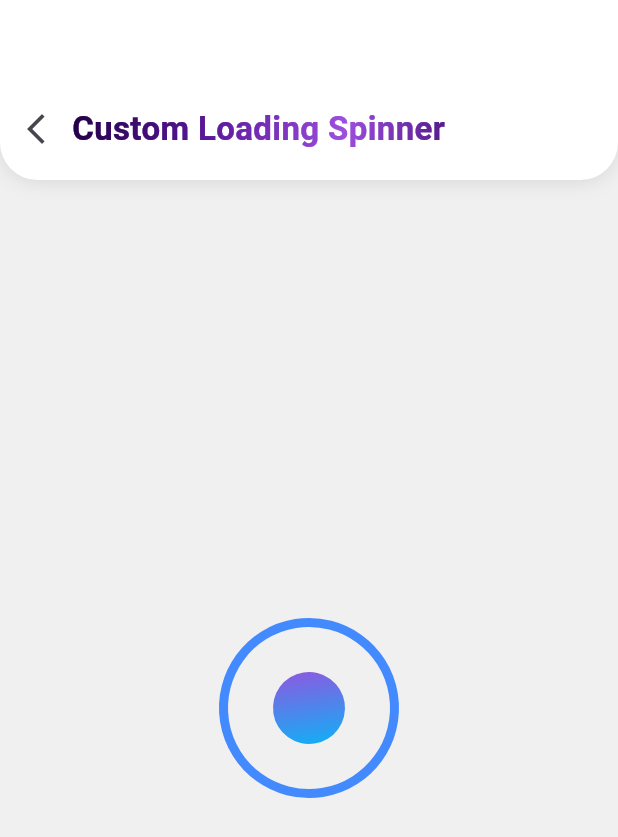
After one commit to MHuzaifaKhan97/mastering_flutter_animation, a Flutter app: the AnimationMiniProjects screen opened directly, after a tap on "Custom Loading Spinner", on a phone screen of 412 x 824 dp. The commit adds this screen. Shown: the top 837 px of the screen. Run offline on Flutter 3.47's test engine with Material 3 defaults, Android fonts, the phone set to English and light mode, and no system bars; our stand-ins replace flutter_riverpod, lottie, rive; missing offline and left inert: flutter_sequence_animation; project files that could hold a hidden picture were left out.

Commit message:
Custom Loader Spinner.

```diff
--- a/lib/modules/animation_mini_projects/animation_mini_projects.dart
+++ b/lib/modules/animation_mini_projects/animation_mini_projects.dart
@@ -1,5 +1,6 @@
 import 'package:flutter/material.dart';
 import 'package:mastering_flutter_animation/modules/animation_mini_projects/animated_login_screen/animated_login_screen.dart';
+import 'package:mastering_flutter_animation/modules/animation_mini_projects/custom_loading_spinner/custom_loading_spinner.dart';
 import 'package:mastering_flutter_animation/widgets/custom_appbar_widget.dart';
 import 'package:mastering_flutter_animation/widgets/custom_button.dart';
 
@@ -33,6 +34,18 @@ class AnimationMiniProjects extends StatelessWidget {
                 );
               },
             ),
+            SizedBox(height: MediaQuery.of(context).size.height * 0.02),
+            CustomButton(
+              title: 'Custom Loading Spinner',
+              onTap: () {
+                Navigator.push(
+                  context,
+                  MaterialPageRoute(
+                    builder: (context) => const CustomLoadingSpinner(),
+                  ),
+                );
+              },
+            ),
           ],
         ),
       ),
--- /dev/null
+++ b/lib/modules/animation_mini_projects/custom_loading_spinner/custom_loading_spinner.dart
@@ -0,0 +1,76 @@
+import 'package:flutter/material.dart';
+import 'package:mastering_flutter_animation/widgets/custom_appbar_widget.dart';
+
+class CustomLoadingSpinner extends StatefulWidget {
+  final double size;
+  const CustomLoadingSpinner({super.key, this.size = 120});
+
+  @override
+  State<CustomLoadingSpinner> createState() => _CustomLoadingSpinnerState();
+}
+
+class _CustomLoadingSpinnerState extends State<CustomLoadingSpinner>
+    with SingleTickerProviderStateMixin {
+  late AnimationController _controller;
+
+  @override
+  void initState() {
+    _controller = AnimationController(
+      duration: const Duration(seconds: 1),
+      vsync: this,
+    )..repeat(); // Infinite rotation
+
+    super.initState();
+  }
+
+  @override
+  void dispose() {
+    super.dispose();
+    _controller.dispose();
+  }
+
+  @override
+  Widget build(BuildContext context) {
+    return Scaffold(
+      backgroundColor: const Color.fromARGB(255, 240, 240, 240),
+      appBar: CustomRoundedAppBar(
+        title: 'Custom Loading Spinner',
+        isBack: true,
+      ),
+      body: Center(
+        child: RotationTransition(
+          turns: _controller,
+          child: Container(
+            width: widget.size,
+            height: widget.size,
+            decoration: BoxDecoration(
+              shape: BoxShape.circle,
+              border: Border.all(
+                color: Colors.blueAccent,
+                width: 6,
+              ),
+            ),
+            child: Center(
+              child: Container(
+                width: widget.size * 0.4,
+                height: widget.size * 0.4,
+                decoration: BoxDecoration(
+                  gradient: LinearGradient(
+                    begin: Alignment.topLeft,
+                    end: Alignment.bottomRight,
+                    colors: [
+                      Color(0xFF9D4EDD), // Bold Neon Lavender
+                      Color(0xFF00BBF9), // Electric Cyan Pop
+                    ],
+                  ),
+                  shape: BoxShape.circle,
+                  // color: Colors.blueAccent,
+                ),
+              ),
+            ),
+          ),
+        ),
+      ),
+    );
+  }
+}
```
